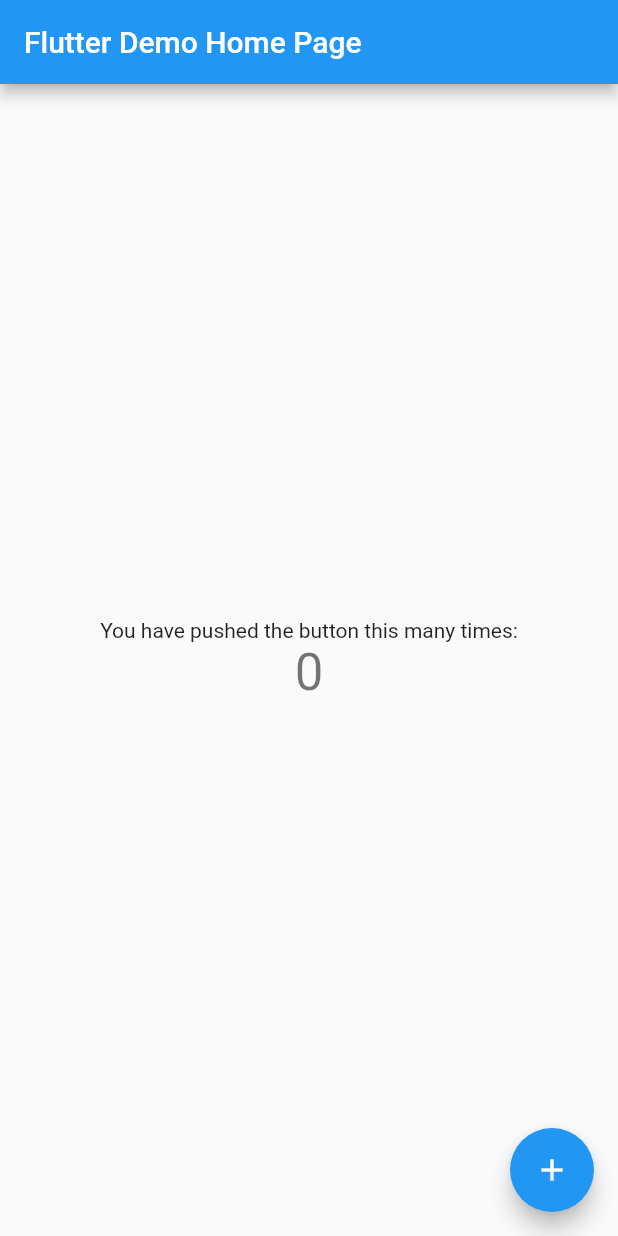
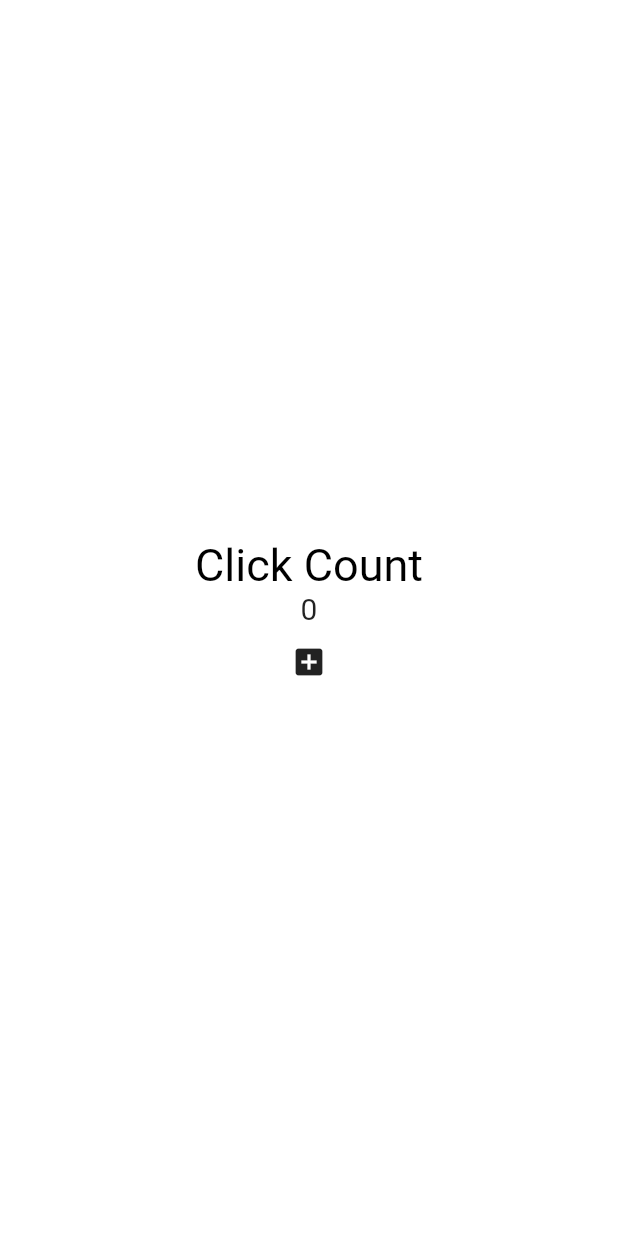
Before and after one commit to alswn2348/stateful_widgets_flutter, a Flutter app: the screen it shows after launch, on a phone screen of 412 x 824 dp. Run offline on Flutter 3.47's test engine with Material 2 defaults, Android fonts, the light colour scheme and no system bars.

Commit message:
feat : create count button

```diff
--- a/lib/main.dart
+++ b/lib/main.dart
@@ -1,115 +1,47 @@
 import 'package:flutter/material.dart';
 
 void main() {
-  runApp(const MyApp());
+  runApp(const StApp());
 }
 
-class MyApp extends StatelessWidget {
-  const MyApp({super.key});
+class StApp extends StatefulWidget {
+  const StApp({super.key});
 
-  // This widget is the root of your application.
+  @override
+  State<StApp> createState() => _StAppState();
+}
+
+class _StAppState extends State<StApp> {
+  int counter = 0;
+
   @override
   Widget build(BuildContext context) {
     return MaterialApp(
-      title: 'Flutter Demo',
-      theme: ThemeData(
-        // This is the theme of your application.
-        //
-        // Try running your application with "flutter run". You'll see the
-        // application has a blue toolbar. Then, without quitting the app, try
-        // changing the primarySwatch below to Colors.green and then invoke
-        // "hot reload" (press "r" in the console where you ran "flutter run",
-        // or simply save your changes to "hot reload" in a Flutter IDE).
-        // Notice that the counter didn't reset back to zero; the application
-        // is not restarted.
-        primarySwatch: Colors.blue,
+      home: Scaffold(
+        backgroundColor: Colors.white,
+        body: Center(
+          child: Column(mainAxisAlignment: MainAxisAlignment.center, children: [
+            const Text(
+              'Click Count',
+              style: TextStyle(color: Colors.black, fontSize: 30),
+            ),
+            Text(
+              '$counter',
+              style: const TextStyle(fontSize: 20),
+            ),
+            IconButton(
+              onPressed: onClicked,
+              icon: const Icon(Icons.add_box),
+            )
+          ]),
+        ),
       ),
-      home: const MyHomePage(title: 'Flutter Demo Home Page'),
     );
   }
-}
 
-class MyHomePage extends StatefulWidget {
-  const MyHomePage({super.key, required this.title});
-
-  // This widget is the home page of your application. It is stateful, meaning
-  // that it has a State object (defined below) that contains fields that affect
-  // how it looks.
-
-  // This class is the configuration for the state. It holds the values (in this
-  // case the title) provided by the parent (in this case the App widget) and
-  // used by the build method of the State. Fields in a Widget subclass are
-  // always marked "final".
-
-  final String title;
-
-  @override
-  State<MyHomePage> createState() => _MyHomePageState();
-}
-
-class _MyHomePageState extends State<MyHomePage> {
-  int _counter = 0;
-
-  void _incrementCounter() {
+  void onClicked() {
     setState(() {
-      // This call to setState tells the Flutter framework that something has
-      // changed in this State, which causes it to rerun the build method below
-      // so that the display can reflect the updated values. If we changed
-      // _counter without calling setState(), then the build method would not be
-      // called again, and so nothing would appear to happen.
-      _counter++;
+      counter = counter + 1;
     });
   }
-
-  @override
-  Widget build(BuildContext context) {
-    // This method is rerun every time setState is called, for instance as done
-    // by the _incrementCounter method above.
-    //
-    // The Flutter framework has been optimized to make rerunning build methods
-    // fast, so that you can just rebuild anything that needs updating rather
-    // than having to individually change instances of widgets.
-    return Scaffold(
-      appBar: AppBar(
-        // Here we take the value from the MyHomePage object that was created by
-        // the App.build method, and use it to set our appbar title.
-        title: Text(widget.title),
-      ),
-      body: Center(
-        // Center is a layout widget. It takes a single child and positions it
-        // in the middle of the parent.
-        child: Column(
-          // Column is also a layout widget. It takes a list of children and
-          // arranges them vertically. By default, it sizes itself to fit its
-          // children horizontally, and tries to be as tall as its parent.
-          //
-          // Invoke "debug painting" (press "p" in the console, choose the
-          // "Toggle Debug Paint" action from the Flutter Inspector in Android
-          // Studio, or the "Toggle Debug Paint" command in Visual Studio Code)
-          // to see the wireframe for each widget.
-          //
-          // Column has various properties to control how it sizes itself and
-          // how it positions its children. Here we use mainAxisAlignment to
-          // center the children vertically; the main axis here is the vertical
-          // axis because Columns are vertical (the cross axis would be
-          // horizontal).
-          mainAxisAlignment: MainAxisAlignment.center,
-          children: <Widget>[
-            const Text(
-              'You have pushed the button this many times:',
-            ),
-            Text(
-              '$_counter',
-              style: Theme.of(context).textTheme.headline4,
-            ),
-          ],
-        ),
-      ),
-      floatingActionButton: FloatingActionButton(
-        onPressed: _incrementCounter,
-        tooltip: 'Increment',
-        child: const Icon(Icons.add),
-      ), // This trailing comma makes auto-formatting nicer for build methods.
-    );
-  }
 }
```
